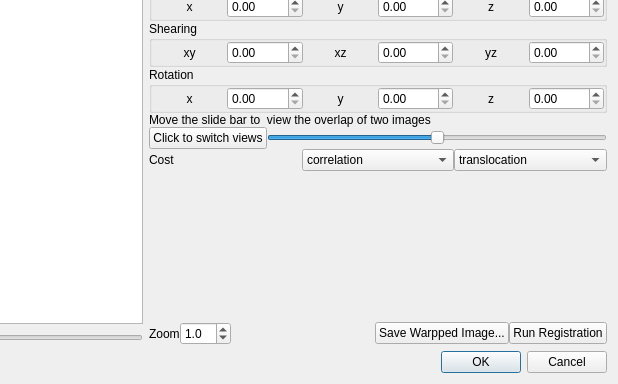
Above: manual_alignment.ui from frankyeh/DSI-Studio before the change; both pictures show x 326 to 944 and y 368 to 752 of the 944 by 752 pixel window. Below: the same form after it.
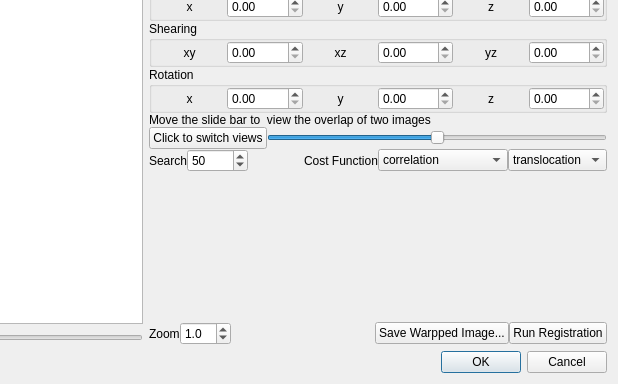
That is the form after the change. Icons and pictures are not drawn.

```diff
--- a/manual_alignment.ui
+++ b/manual_alignment.ui
@@ -489,10 +489,46 @@
               <property name="topMargin">
                <number>0</number>
               </property>
+              <item>
+               <widget class="QLabel" name="label_16">
+                <property name="text">
+                 <string>Search</string>
+                </property>
+               </widget>
+              </item>
+              <item>
+               <widget class="QSpinBox" name="search">
+                <property name="toolTip">
+                 <string>Search other locations</string>
+                </property>
+                <property name="maximum">
+                 <number>10000</number>
+                </property>
+                <property name="singleStep">
+                 <number>50</number>
+                </property>
+                <property name="value">
+                 <number>50</number>
+                </property>
+               </widget>
+              </item>
+              <item>
+               <spacer name="horizontalSpacer">
+                <property name="orientation">
+                 <enum>Qt::Horizontal</enum>
+                </property>
+                <property name="sizeHint" stdset="0">
+                 <size>
+                  <width>40</width>
+                  <height>20</height>
+                 </size>
+                </property>
+               </spacer>
+              </item>
               <item>
                <widget class="QLabel" name="label_14">
                 <property name="text">
-                 <string>Cost</string>
+                 <string>Cost Function</string>
                 </property>
                </widget>
               </item>
```
Left out of the diff: 6 changed lines with no effect on the pictures.
